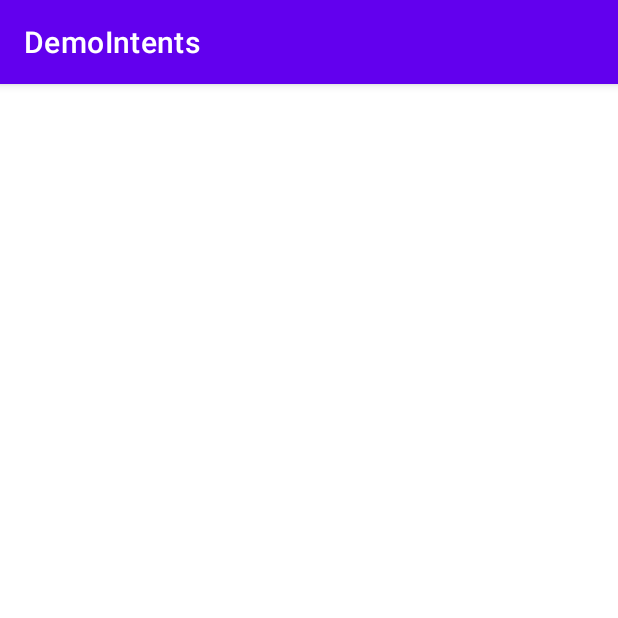
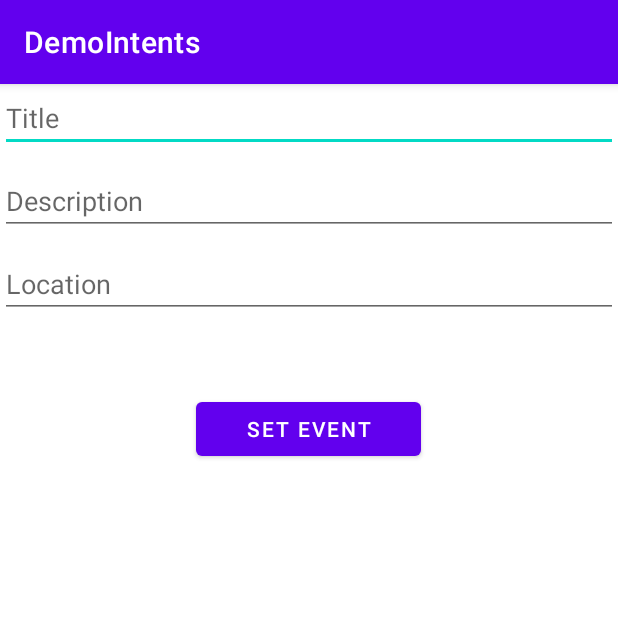
Before and after one commit to baothi250501/Project_App_19TN, an Android app: the CalendarDemoActivity screen opened directly, with no data from a screen before it, on a phone screen of 412 x 824 dp, the top half of it. Run offline under Robolectric (Android 15) with nearby library versions, the phone set to English and light mode, and no system bars.

Commit message:
Update Calendar Intent Demo

```diff
--- a/DemoIntents/app/src/main/res/layout/activity_calendar_demo.xml
+++ b/DemoIntents/app/src/main/res/layout/activity_calendar_demo.xml
@@ -1,9 +1,39 @@
 <?xml version="1.0" encoding="utf-8"?>
-<androidx.constraintlayout.widget.ConstraintLayout xmlns:android="http://schemas.android.com/apk/res/android"
+<LinearLayout xmlns:android="http://schemas.android.com/apk/res/android"
     xmlns:app="http://schemas.android.com/apk/res-auto"
     xmlns:tools="http://schemas.android.com/tools"
     android:layout_width="match_parent"
     android:layout_height="match_parent"
-    tools:context=".CalendarDemoActivity">
+    tools:context=".MainActivity"
+    android:orientation="vertical">
 
-</androidx.constraintlayout.widget.ConstraintLayout>
+    <EditText
+        android:id="@+id/titleEditText"
+        android:layout_width="match_parent"
+        android:layout_height="wrap_content"
+        android:hint="Title"
+        android:inputType="text"
+        android:layout_marginBottom="10sp"/>
+    <EditText
+        android:id="@+id/dctEditText"
+        android:layout_width="match_parent"
+        android:layout_height="wrap_content"
+        android:hint="Description"
+        android:inputType="text"
+        android:layout_marginBottom="10sp"/>
+    <EditText
+        android:id="@+id/locationEditText"
+        android:layout_width="match_parent"
+        android:layout_height="wrap_content"
+        android:hint="Location"
+        android:inputType="text"
+        android:layout_marginBottom="50sp"/>
+    <Button
+        android:id="@+id/setEventButton"
+        android:layout_width="150dp"
+        android:layout_height="wrap_content"
+        android:layout_gravity="center_horizontal"
+        android:text="Set Event" />
+
+
+</LinearLayout>
```
